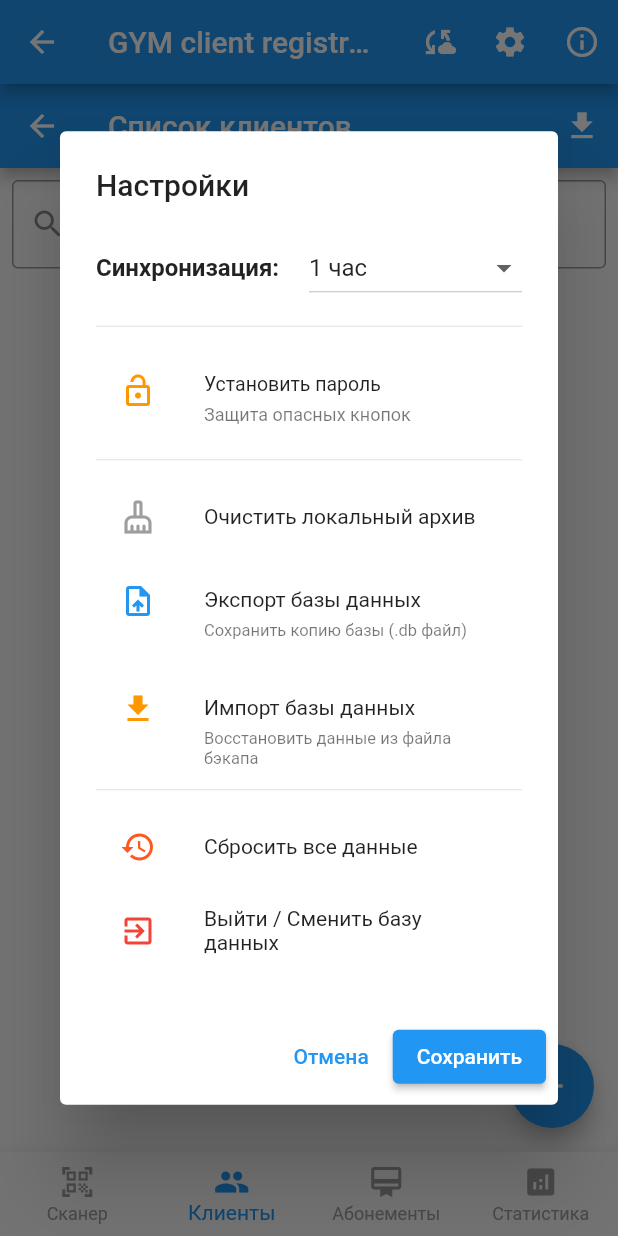
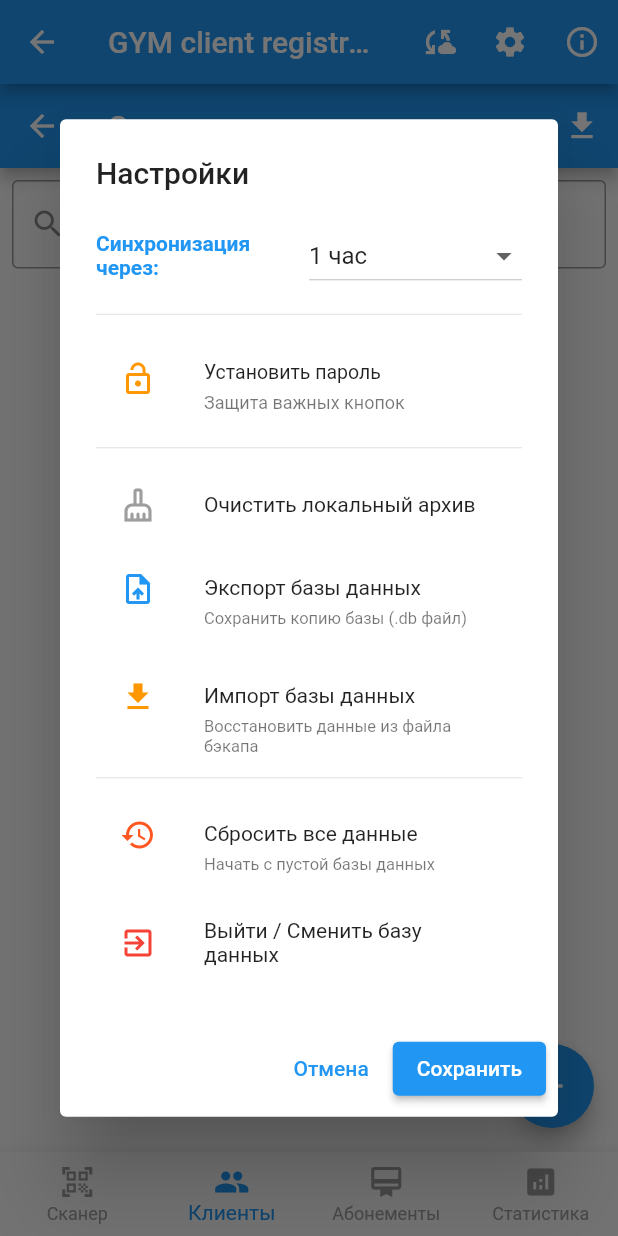
Before and after one commit to arni30rus/gcr_app, a Flutter app: the HomeScreen screen opened directly, item 2 of the bottom bar chosen, after a tap on the "settings" icon, on a phone screen of 412 x 824 dp. Run offline on Flutter 3.47's test engine with Material 3 defaults, Android fonts, the phone set to English and light mode, and no system bars; our stand-ins replace audioplayers, csv, file_picker, permission_handler, share_plus, shared_preferences and 3 more; missing offline and left inert: mobile_scanner; accounts and stored records are empty.

Commit message:
text fixes

```diff
--- a/lib/main.dart
+++ b/lib/main.dart
@@ -420,7 +420,7 @@ class _HomeScreenState extends State<HomeScreen> {
     // Синхронизируем значение выпадающего списка с сохраненным
     _selectedSyncDropdownValue = _syncIntervalMinutes;
     // Если текущее значение не стандартное, ставим кастомное
-    if (![0, 30, 60, 120, 1440].contains(_syncIntervalMinutes)) {
+    if (![0, 30, 60, 120].contains(_syncIntervalMinutes)) {
       _selectedSyncDropdownValue = -1; // -1 будет означать "Свой вариант"
       _customMinutesController.text = _syncIntervalMinutes.toString();
     }
@@ -439,7 +439,7 @@ class _HomeScreenState extends State<HomeScreen> {
                     // --- КОМПАКТНЫЙ ВЫБОР ИНТЕРВАЛА ---
                     Row(
                       children: [
-                        const Expanded(child: Text('Синхронизация:', style: TextStyle(fontWeight: FontWeight.bold))),
+                        const Expanded(child: Text('Синхронизация через:', style: TextStyle(fontWeight: FontWeight.bold, fontSize: 14, color: Colors.blue))),
                         Expanded(
                           child: DropdownButton<int>(
                             value: _selectedSyncDropdownValue,
@@ -448,7 +448,6 @@ class _HomeScreenState extends State<HomeScreen> {
                               DropdownMenuItem(value: 30, child: Text('30 мин')),
                               DropdownMenuItem(value: 60, child: Text('1 час')),
                               DropdownMenuItem(value: 120, child: Text('2 часа')),
-                              DropdownMenuItem(value: 1440, child: Text('1 раз в сутки')),
                               DropdownMenuItem(value: 0, child: Text('Вручную')),
                               DropdownMenuItem(value: -1, child: Text('Свой вариант')),
                             ],
@@ -490,7 +489,7 @@ class _HomeScreenState extends State<HomeScreen> {
                       dense: true,
                       leading: Icon(_appPin == null ? Icons.lock_open : Icons.lock, color: Colors.orange),
                       title: Text(_appPin == null ? 'Установить пароль' : 'Сменить пароль'),
-                      subtitle: Text(_appPin == null ? 'Защита опасных кнопок' : 'Пароль установлен'),
+                      subtitle: Text(_appPin == null ? 'Защита важных кнопок' : 'Пароль установлен'),
                       onTap: () {
                         Navigator.pop(dialogContext);
                         _showSetPinDialog();
@@ -509,11 +508,11 @@ class _HomeScreenState extends State<HomeScreen> {
 
                     const Divider(height: 20),
 
-                    // --- ОПАСНЫЕ КНОПКИ (ЗАЩИЩЕННЫЕ ПАРОЛЕМ) ---
+                    // --- Важные КНОПКИ (ЗАЩИЩЕННЫЕ ПАРОЛЕМ) ---
                     ListTile(
                       leading: const Icon(Icons.cleaning_services_outlined, color: Colors.grey),
                       title: const Text('Очистить локальный архив', style: TextStyle(fontSize: 14)),
-                      onTap: () async {
+                        onTap: () async {
                         Navigator.pop(dialogContext);
                         if (!await _verifyPin()) return; // ПРОВЕРКА ПАРОЛЯ
 
@@ -589,6 +588,7 @@ class _HomeScreenState extends State<HomeScreen> {
                     ListTile(
                       leading: const Icon(Icons.restore, color: Colors.deepOrange),
                       title: const Text('Сбросить все данные', style: TextStyle(fontSize: 14)),
+                      subtitle: const Text('Начать с пустой базы данных', style: TextStyle(fontSize: 11)),
                       onTap: () async {
                         Navigator.pop(dialogContext);
                         if (!await _verifyPin()) return; // ПРОВЕРКА ПАРОЛЯ
--- a/lib/screens/about_screen.dart
+++ b/lib/screens/about_screen.dart
@@ -34,7 +34,7 @@ class AboutScreen extends StatelessWidget {
 
               // Версия и дата
               Text(
-                'Версия: 1.0.4',
+                'Версия: 1.0.5',
                 style: TextStyle(fontSize: 16, color: Colors.grey),
               ),
               Text(
```
